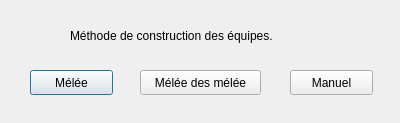
LeVirus/Concour, file windowteamconstruct.ui: the form before one commit.
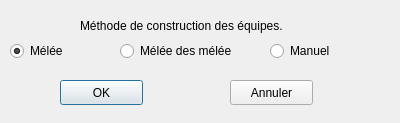
The form after the commit.

Commit message: Modify choose teams build window.

```diff
--- a/windowteamconstruct.ui
+++ b/windowteamconstruct.ui
@@ -16,47 +16,21 @@
   <widget class="QPushButton" name="pushButton">
    <property name="geometry">
     <rect>
-     <x>30</x>
-     <y>70</y>
+     <x>60</x>
+     <y>80</y>
      <width>83</width>
      <height>25</height>
     </rect>
    </property>
    <property name="text">
-    <string>Mélée</string>
-   </property>
-  </widget>
-  <widget class="QPushButton" name="pushButton_2">
-   <property name="geometry">
-    <rect>
-     <x>140</x>
-     <y>70</y>
-     <width>121</width>
-     <height>25</height>
-    </rect>
-   </property>
-   <property name="text">
-    <string>Mélée des mélée</string>
-   </property>
-  </widget>
-  <widget class="QPushButton" name="pushButton_3">
-   <property name="geometry">
-    <rect>
-     <x>290</x>
-     <y>70</y>
-     <width>83</width>
-     <height>25</height>
-    </rect>
-   </property>
-   <property name="text">
-    <string>Manuel</string>
+    <string>OK</string>
    </property>
   </widget>
   <widget class="QLabel" name="label">
    <property name="geometry">
     <rect>
-     <x>70</x>
-     <y>20</y>
+     <x>80</x>
+     <y>10</y>
      <width>261</width>
      <height>31</height>
     </rect>
@@ -65,6 +39,61 @@
     <string>Méthode de construction des équipes.</string>
    </property>
   </widget>
+  <widget class="QRadioButton" name="radioButton">
+   <property name="geometry">
+    <rect>
+     <x>10</x>
+     <y>40</y>
+     <width>100</width>
+     <height>22</height>
+    </rect>
+   </property>
+   <property name="text">
+    <string>Mélée</string>
+   </property>
+   <property name="checked">
+    <bool>true</bool>
+   </property>
+  </widget>
+  <widget class="QRadioButton" name="radioButton_2">
+   <property name="geometry">
+    <rect>
+     <x>270</x>
+     <y>40</y>
+     <width>100</width>
+     <height>22</height>
+    </rect>
+   </property>
+   <property name="text">
+    <string>Manuel</string>
+   </property>
+  </widget>
+  <widget class="QRadioButton" name="radioButton_3">
+   <property name="geometry">
+    <rect>
+     <x>120</x>
+     <y>40</y>
+     <width>131</width>
+     <height>22</height>
+    </rect>
+   </property>
+   <property name="text">
+    <string>Mélée des mélée</string>
+   </property>
+  </widget>
+  <widget class="QPushButton" name="pushButton_2">
+   <property name="geometry">
+    <rect>
+     <x>230</x>
+     <y>80</y>
+     <width>83</width>
+     <height>25</height>
+    </rect>
+   </property>
+   <property name="text">
+    <string>Annuler</string>
+   </property>
+  </widget>
  </widget>
  <resources/>
  <connections/>
```
The commit also changes 3 other files.
